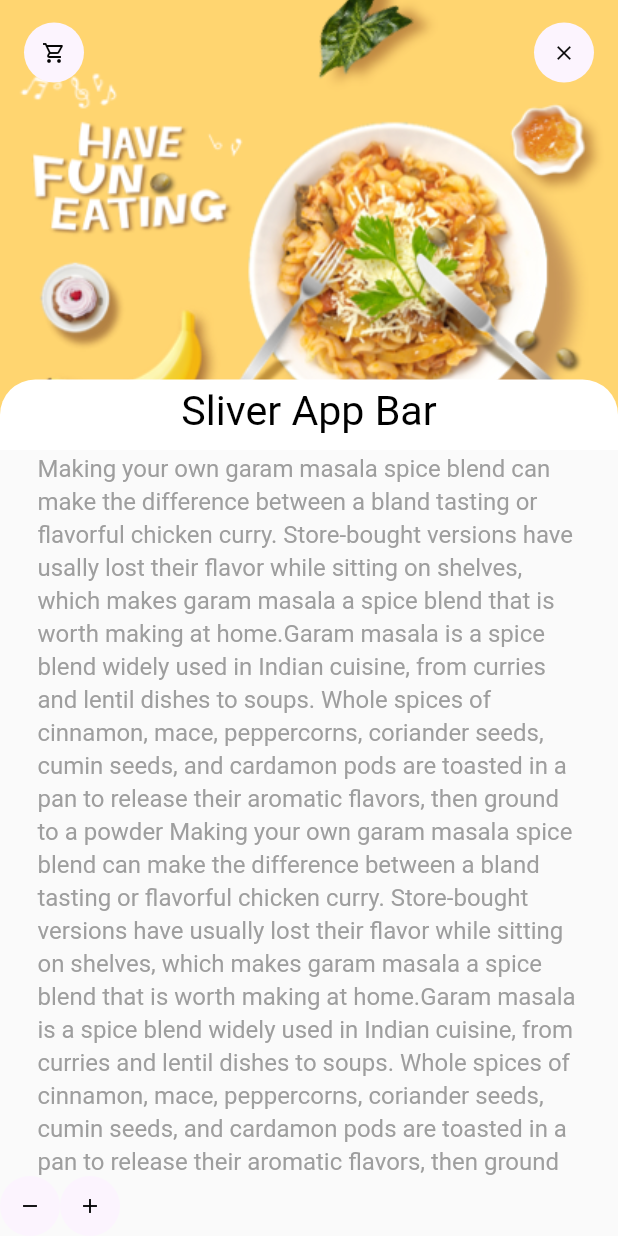
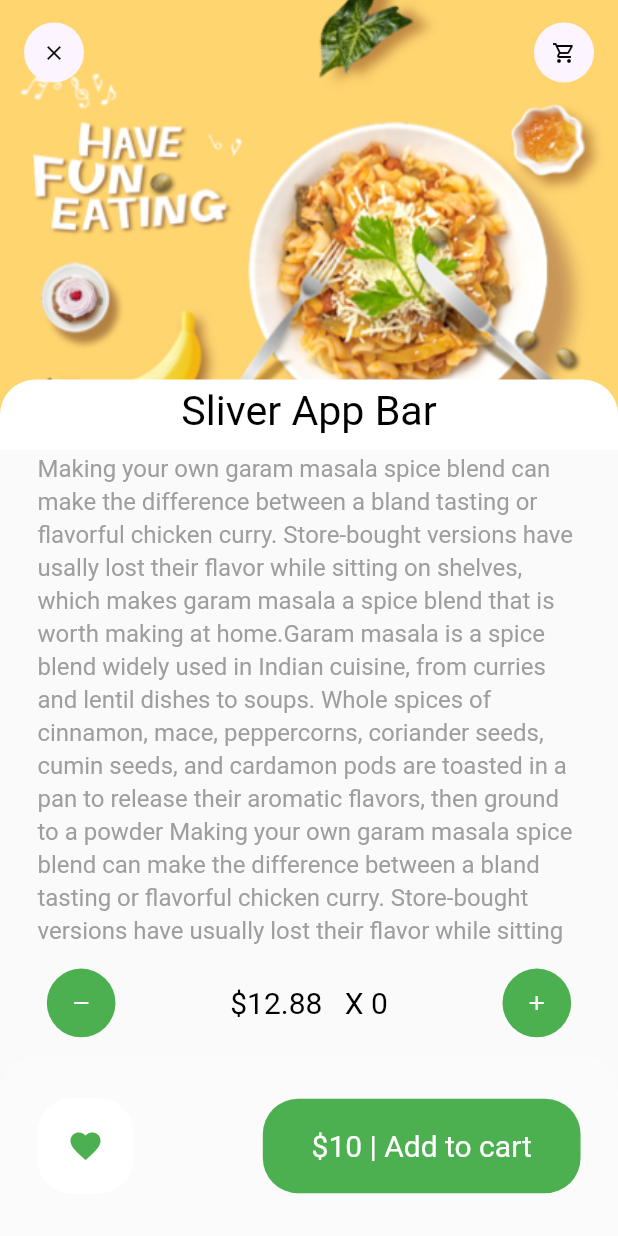
Before and after one commit to justcena/food-delivery, a Flutter app: the screen it shows after launch, after a tap on "show more", on a phone screen of 412 x 824 dp. Run offline on Flutter 3.47's test engine with Material 2 defaults, Android fonts, the phone set to English and light mode, and no system bars; our stand-ins replace dots_indicator, get; Roboto replaces fonts that are missing (Cormorant).

```diff
--- /dev/null
+++ b/lib/helper/dependencies.dart
@@ -0,0 +1,14 @@
+import 'package:food_delivery/controllers/popular_product_controller.dart';
+import 'package:food_delivery/data/api/api_client.dart';
+import 'package:food_delivery/data/repository/popular_product_repository.dart';
+import 'package:get/get.dart';
+
+Future<void> init() async {
+  //Api client
+  Get.lazyPut(() => ApiClient(appBaseUrl: 'https://www.dbestech.com'));
+  //Repository
+  Get.lazyPut(() => PopularProductRepository(apiClient: Get.find()));
+  //Controller
+  Get.lazyPut(() => PopularProductController(popularProductRepository: Get.find()));
+
+}
--- a/lib/main.dart
+++ b/lib/main.dart
@@ -2,8 +2,11 @@ import 'package:flutter/material.dart';
 import 'package:food_delivery/pages/food/popular_food_detail.dart';
 import 'package:food_delivery/pages/food/recommended_food_detail.dart';
 import 'package:get/get.dart';
+import 'helper/dependencies.dart' as dependencies;
 
-void main() {
+Future<void> main() async {
+  WidgetsFlutterBinding.ensureInitialized();
+  await dependencies.init();
   runApp(const MyApp());
 }
 
--- a/lib/pages/food/recommended_food_detail.dart
+++ b/lib/pages/food/recommended_food_detail.dart
@@ -18,8 +18,8 @@ class RecommendedFoodDetail extends StatelessWidget {
             title: Row(
               mainAxisAlignment: MainAxisAlignment.spaceBetween,
               children: [
-                AppIcon(icon: Icons.shopping_cart_outlined),
-                AppIcon(icon: Icons.clear)
+                AppIcon(icon: Icons.clear),
+                AppIcon(icon: Icons.shopping_cart_outlined)
               ],
             ),
             bottom: PreferredSize(
@@ -65,10 +65,71 @@ class RecommendedFoodDetail extends StatelessWidget {
       bottomNavigationBar: Column(
         mainAxisSize: MainAxisSize.min,
         children: [
-          Row(children: [
-            AppIcon(icon: Icons.remove),
-            AppIcon(icon: Icons.add),
-          ],)
+          Container(
+            padding: EdgeInsets.only(
+                left: Dimentions.customWidth10 * 2.5,
+                right: Dimentions.customWidth10 * 2.5,
+                top: Dimentions.customHeight10,
+                bottom: Dimentions.customHeight10),
+            child: Row(
+              mainAxisAlignment: MainAxisAlignment.spaceBetween,
+              children: [
+                AppIcon(
+                    iconColor: Colors.white,
+                    size: Dimentions.customIconSize24,
+                    background: Colors.green,
+                    icon: Icons.remove),
+                WidgetTextBig(
+                    color: Colors.black, text: '\$12.88' + '   X ' + '0'),
+                AppIcon(
+                    iconColor: Colors.white,
+                    size: Dimentions.customIconSize24,
+                    background: Colors.green,
+                    icon: Icons.add),
+              ],
+            ),
+          ),
+          Container(
+            height: 120,
+            padding: EdgeInsets.only(
+                top: Dimentions.customHeight20,
+                bottom: Dimentions.customHeight20,
+                right: Dimentions.customHeight20,
+                left: Dimentions.customHeight20),
+            decoration: BoxDecoration(
+                borderRadius: BorderRadius.only(
+                    topLeft: Radius.circular(Dimentions.customRadius20),
+                    topRight: Radius.circular(Dimentions.customRadius20)),
+                color: Colors.white10),
+            child: Row(
+              mainAxisAlignment: MainAxisAlignment.spaceBetween,
+              children: [
+                Container(
+                  padding: EdgeInsets.all(20),
+                  decoration: BoxDecoration(
+                      borderRadius:
+                          BorderRadius.circular(Dimentions.customRadius20),
+                      color: Colors.white),
+                  child: Icon(Icons.favorite,color: Colors.green,size: 24,)
+                ),
+                Container(
+                  padding: EdgeInsets.all(20),
+                  decoration: BoxDecoration(
+                      borderRadius:
+                          BorderRadius.circular(Dimentions.customRadius20),
+                      color: Colors.green),
+                  child: Row(
+                    children: [
+                      SizedBox(width: Dimentions.customWidth10),
+                      WidgetTextBig(
+                          text: '\$10 | Add to cart', color: Colors.white),
+                      SizedBox(width: Dimentions.customWidth10)
+                    ],
+                  ),
+                ),
+              ],
+            ),
+          ),
         ],
       ),
     );
--- a/lib/utils/dimensions.dart
+++ b/lib/utils/dimensions.dart
@@ -30,6 +30,9 @@ class Dimentions {
   static double customRadius20 = screenHeight / 35.0;
   static double customRadius30 = screenHeight / 28.0;
 
-  static double customIconSize24 = screenHeight / 28.0;
+  static double customIconSize16 = screenHeight / 54.0;
+  static double customIconSize20 = screenHeight / 38.0;
+  static double customIconSize24 = screenHeight / 18.0;
+
   static double popularFoodImgSize = screenHeight / 2.1;
 }
```
Also changed, not shown: lib/controllers/popular_product_controller.dart (added, +22 -0 lines), lib/data/api/api_client.dart (added, +26 -0 lines), lib/data/repository/popular_product_repository.dart (added, +13 -0 lines).
